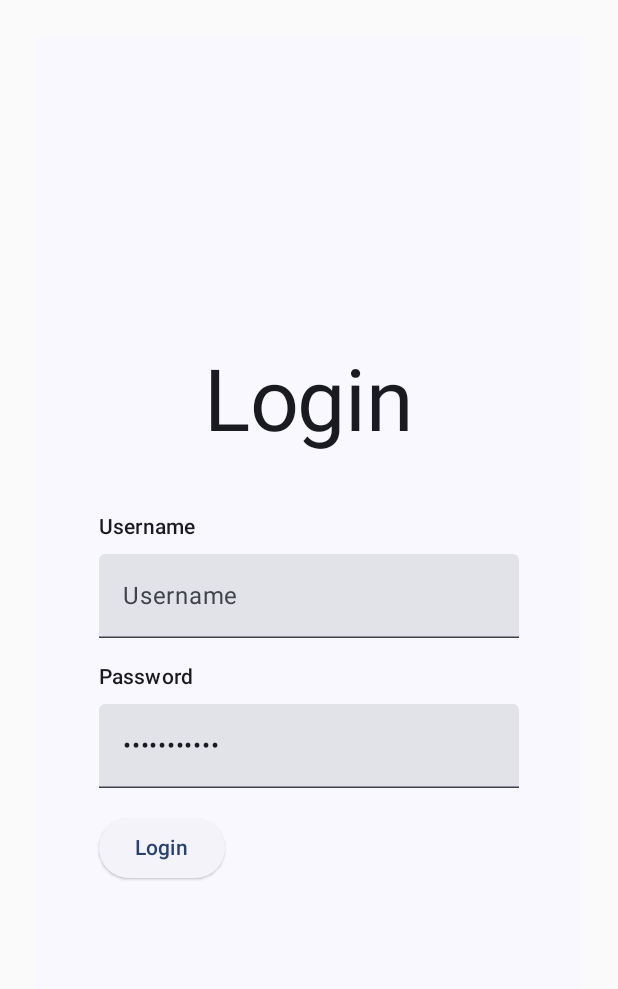
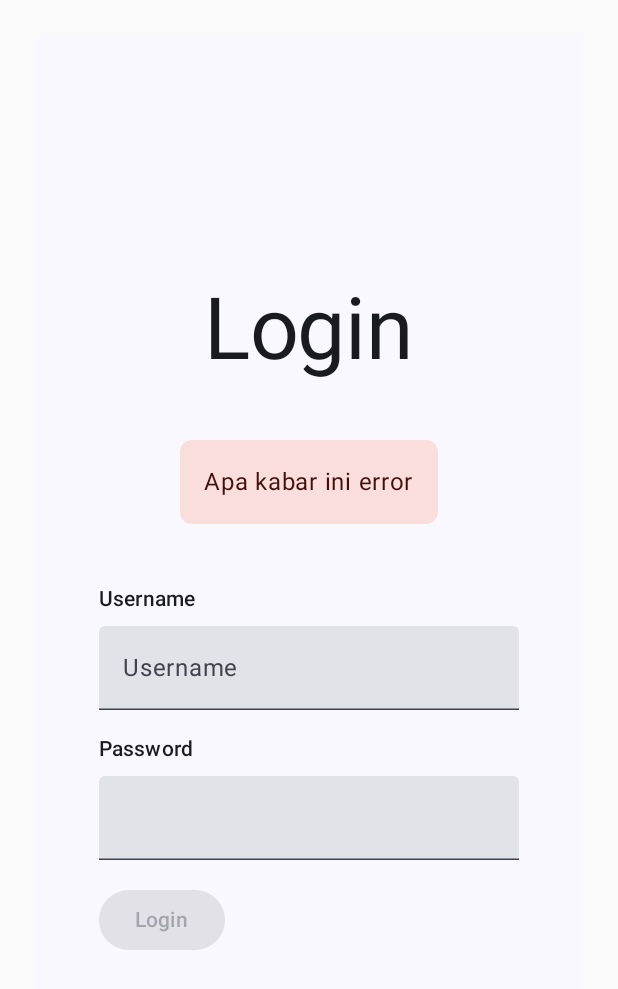
Before and after one commit to ihfazhillah/daily-tracker-child, an Android app built with Jetpack Compose: the screen it shows after launch (MainActivity), on a phone screen of 412 x 824 dp. Shown: the top 989 px of the screen. Run offline under Robolectric (Android 15) with nearby library versions, the phone set to English and light mode, and no system bars.

Commit message:
Handle display login with states

```diff
--- a/app/src/main/java/com/ihfazh/dailytrackerchild/MainActivity.kt
+++ b/app/src/main/java/com/ihfazh/dailytrackerchild/MainActivity.kt
@@ -7,14 +7,11 @@ import androidx.compose.foundation.layout.fillMaxSize
 import androidx.compose.foundation.layout.padding
 import androidx.compose.material3.MaterialTheme
 import androidx.compose.material3.Surface
-import androidx.compose.material3.Text
-import androidx.compose.runtime.Composable
 import androidx.compose.ui.Modifier
-import androidx.compose.ui.tooling.preview.Preview
 import androidx.compose.ui.unit.dp
-import com.ihfazh.dailytrackerchild.pages.ChildPicker
-import com.ihfazh.dailytrackerchild.pages.Login
-import com.ihfazh.dailytrackerchild.pages.TaskList
+import com.ihfazh.dailytrackerchild.pages.login.IdleLoginState
+import com.ihfazh.dailytrackerchild.pages.login.Login
+import com.ihfazh.dailytrackerchild.pages.login.Submitting
 import com.ihfazh.dailytrackerchild.ui.theme.DailyTrackerChildTheme
 
 class MainActivity : ComponentActivity() {
@@ -32,25 +29,9 @@ class MainActivity : ComponentActivity() {
                 ) {
 //                    TaskList()
 //                    ChildPicker()
-                    Login()
+                    Login(IdleLoginState("Apa kabar ini error"))
                 }
             }
         }
     }
 }
-
-@Composable
-fun Greeting(name: String, modifier: Modifier = Modifier) {
-    Text(
-        text = "Hello $name!",
-        modifier = modifier
-    )
-}
-
-@Preview(showBackground = true)
-@Composable
-fun GreetingPreview() {
-    DailyTrackerChildTheme {
-        Greeting("Android")
-    }
-}
--- a/app/src/main/java/com/ihfazh/dailytrackerchild/pages/Login.kt
+++ /dev/null
@@ -1,63 +0,0 @@
-package com.ihfazh.dailytrackerchild.pages
-
-import androidx.compose.foundation.layout.Arrangement
-import androidx.compose.foundation.layout.Column
-import androidx.compose.foundation.layout.Spacer
-import androidx.compose.foundation.layout.fillMaxHeight
-import androidx.compose.foundation.layout.fillMaxWidth
-import androidx.compose.foundation.layout.height
-import androidx.compose.material3.ElevatedButton
-import androidx.compose.material3.MaterialTheme
-import androidx.compose.material3.Text
-import androidx.compose.material3.TextField
-import androidx.compose.runtime.Composable
-import androidx.compose.ui.Alignment
-import androidx.compose.ui.Modifier
-import androidx.compose.ui.text.input.PasswordVisualTransformation
-import androidx.compose.ui.tooling.preview.Preview
-import androidx.compose.ui.unit.dp
-
-@Composable
-fun Login(modifier: Modifier = Modifier){
-
-    Column(
-        horizontalAlignment = Alignment.CenterHorizontally,
-        verticalArrangement = Arrangement.Center,
-        modifier = Modifier
-            .fillMaxWidth()
-            .fillMaxHeight()
-    ){
-
-        Text(text = "Login", style = MaterialTheme.typography.displayLarge)
-        Spacer(Modifier.height(40.dp))
-
-        Column(
-            verticalArrangement = Arrangement.spacedBy(16.dp)
-        ){
-            Column(verticalArrangement = Arrangement.spacedBy(8.dp)) {
-                Text(text = "Username", style = MaterialTheme.typography.labelLarge)
-                TextField(value = "", onValueChange = {},  placeholder = {Text("Username")})
-            }
-
-            Column (verticalArrangement = Arrangement.spacedBy(8.dp)){
-                Text(text = "Password", style = MaterialTheme.typography.labelLarge)
-                TextField(value = "Hello world", onValueChange = {}, visualTransformation = PasswordVisualTransformation())
-            }
-
-            ElevatedButton(onClick = { /*TODO*/ }) {
-                Text(text = "Login")
-            }
-
-
-        }
-
-    }
-
-}
-
-
-@Preview(widthDp = 1280, heightDp = 800, device = "spec:parent=pixel_5,orientation=landscape")
-@Composable
-fun LoginPreview(){
-    Login()
-}
--- a/app/src/main/java/com/ihfazh/dailytrackerchild/pages/ChildPicker.kt
+++ b/app/src/main/java/com/ihfazh/dailytrackerchild/pages/child_picker/ChildPicker.kt
@@ -1,4 +1,4 @@
-package com.ihfazh.dailytrackerchild.pages
+package com.ihfazh.dailytrackerchild.pages.child_picker
 
 import androidx.compose.foundation.layout.Arrangement
 import androidx.compose.foundation.layout.Column
--- /dev/null
+++ b/app/src/main/java/com/ihfazh/dailytrackerchild/pages/login/Login.kt
@@ -0,0 +1,108 @@
+package com.ihfazh.dailytrackerchild.pages.login
+
+import androidx.compose.foundation.background
+import androidx.compose.foundation.layout.Arrangement
+import androidx.compose.foundation.layout.Column
+import androidx.compose.foundation.layout.Spacer
+import androidx.compose.foundation.layout.fillMaxHeight
+import androidx.compose.foundation.layout.fillMaxWidth
+import androidx.compose.foundation.layout.height
+import androidx.compose.foundation.layout.padding
+import androidx.compose.foundation.layout.size
+import androidx.compose.foundation.layout.width
+import androidx.compose.foundation.shape.RoundedCornerShape
+import androidx.compose.material3.CircularProgressIndicator
+import androidx.compose.material3.ElevatedButton
+import androidx.compose.material3.MaterialTheme
+import androidx.compose.material3.Text
+import androidx.compose.material3.TextField
+import androidx.compose.runtime.Composable
+import androidx.compose.runtime.getValue
+import androidx.compose.runtime.mutableStateOf
+import androidx.compose.runtime.saveable.rememberSaveable
+import androidx.compose.runtime.setValue
+import androidx.compose.ui.Alignment
+import androidx.compose.ui.Modifier
+import androidx.compose.ui.draw.clip
+import androidx.compose.ui.text.input.PasswordVisualTransformation
+import androidx.compose.ui.tooling.preview.Preview
+import androidx.compose.ui.unit.dp
+
+
+typealias OnLoginClicked = (username: String, password: String) -> Unit
+
+@Composable
+fun Login(state: LoginState, modifier: Modifier = Modifier, onLoginClicked: OnLoginClicked = {u, p -> }){
+
+    var username by rememberSaveable {
+        mutableStateOf("")
+    }
+
+    var password by rememberSaveable {
+        mutableStateOf("")
+    }
+
+    val enabledButton = !(username.isEmpty() && password.isEmpty()) and  (state !is Submitting)
+
+
+    Column(
+        horizontalAlignment = Alignment.CenterHorizontally,
+        verticalArrangement = Arrangement.Center,
+        modifier = modifier
+            .fillMaxWidth()
+            .fillMaxHeight()
+    ){
+
+        Text(text = "Login", style = MaterialTheme.typography.displayLarge)
+        Spacer(Modifier.height(40.dp))
+
+        if ((state is IdleLoginState) && (state.error !== null)){
+            Text(
+                text = state.error,
+                color = MaterialTheme.colorScheme.onErrorContainer,
+                modifier = Modifier
+                    .clip(RoundedCornerShape(8.dp))
+                    .background(MaterialTheme.colorScheme.errorContainer)
+                    .padding(16.dp)
+
+            )
+        }
+        Spacer(Modifier.height(40.dp))
+
+        Column(
+            verticalArrangement = Arrangement.spacedBy(16.dp)
+        ){
+            Column(verticalArrangement = Arrangement.spacedBy(8.dp)) {
+                Text(text = "Username", style = MaterialTheme.typography.labelLarge)
+                TextField(value = username, onValueChange = { username = it },  placeholder = {Text("Username")})
+            }
+
+            Column (verticalArrangement = Arrangement.spacedBy(8.dp)){
+                Text(text = "Password", style = MaterialTheme.typography.labelLarge)
+                TextField(value = password, onValueChange = { password = it }, visualTransformation = PasswordVisualTransformation())
+            }
+
+            ElevatedButton(onClick = {onLoginClicked.invoke(username, password)}, enabled = enabledButton) {
+                if (state is Submitting){
+                    CircularProgressIndicator(
+                        modifier = Modifier
+                            .size(MaterialTheme.typography.bodyMedium.fontSize.value.dp)
+                    )
+                    Spacer(Modifier.width(8.dp))
+                }
+                Text(text = "Login")
+            }
+
+
+        }
+
+    }
+
+}
+
+
+@Preview(widthDp = 1280, heightDp = 800, device = "spec:parent=pixel_5,orientation=landscape")
+@Composable
+fun LoginPreview(){
+    Login(Submitting)
+}
--- /dev/null
+++ b/app/src/main/java/com/ihfazh/dailytrackerchild/pages/login/States.kt
@@ -0,0 +1,9 @@
+package com.ihfazh.dailytrackerchild.pages.login
+
+interface LoginState{}
+data class IdleLoginState(
+    val error: String?
+): LoginState
+
+
+object Submitting: LoginState
--- a/app/src/main/java/com/ihfazh/dailytrackerchild/pages/TaskList.kt
+++ b/app/src/main/java/com/ihfazh/dailytrackerchild/pages/task_list/TaskList.kt
@@ -1,4 +1,4 @@
-package com.ihfazh.dailytrackerchild.pages
+package com.ihfazh.dailytrackerchild.pages.task_list
 
 import androidx.compose.foundation.layout.Arrangement
 import androidx.compose.foundation.layout.Column
```
